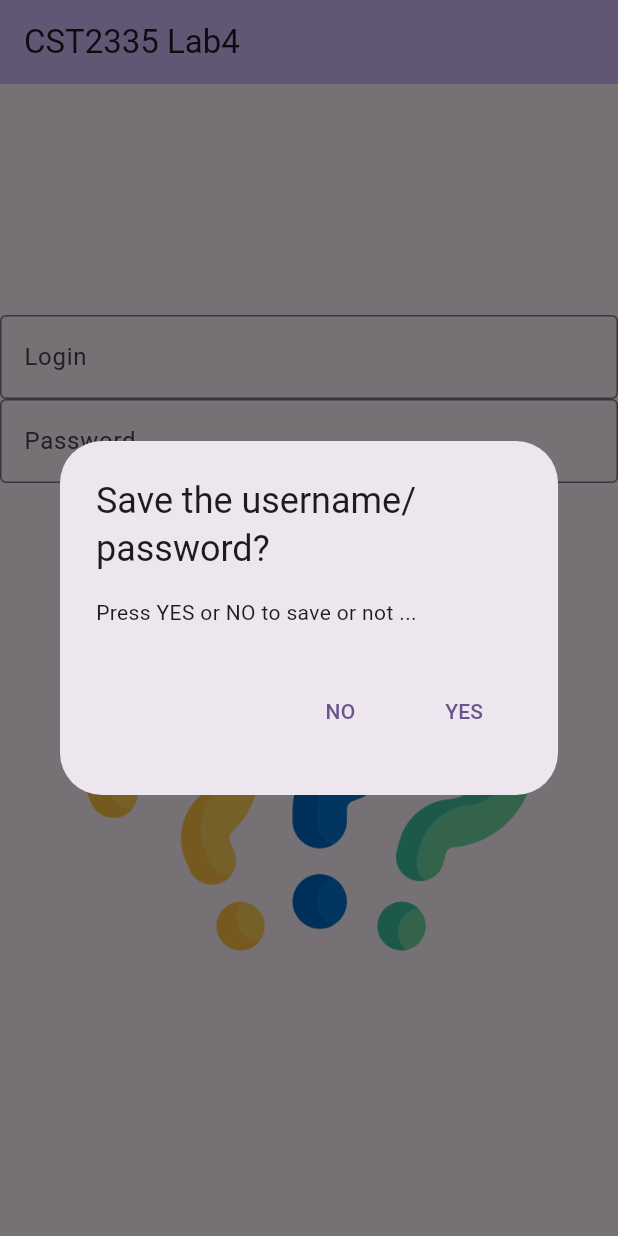
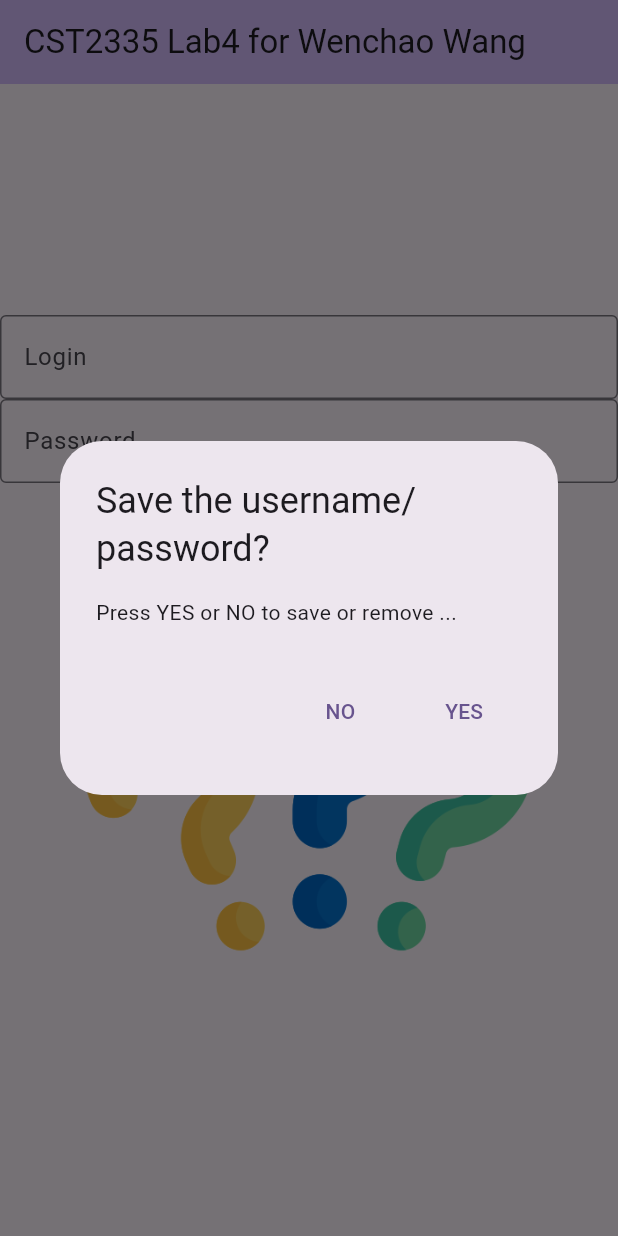
Before and after one commit to wang0mao/cst2335_lab2, a Flutter app: the screen it shows after launch, after a tap on "Login", on a phone screen of 412 x 824 dp. Run offline on Flutter 3.47's test engine with Material 3 defaults, Android fonts, the phone set to English and light mode, and no system bars; our stand-ins replace shared_preferences; missing offline and left inert: encrypted_shared_preferences.

Commit message:
lab4: changed snackbar info and title for the project

```diff
--- a/lib/main.dart
+++ b/lib/main.dart
@@ -13,13 +13,13 @@ class MyApp extends StatelessWidget {
   @override
   Widget build(BuildContext context) {
     return MaterialApp(
-      title: 'Lab4 Demo',
+      title: 'Lab4 Demo _ Wenchao Wang',
       theme: ThemeData(
         colorScheme: ColorScheme.fromSeed(seedColor: Colors.deepPurple),
         useMaterial3: true,
       ),
       debugShowCheckedModeBanner: false,
-      home: const MyHomePage(title: 'CST2335 Lab4'),
+      home: const MyHomePage(title: 'CST2335 Lab4 for Wenchao Wang'),
     );
   }
 }
@@ -59,7 +59,7 @@ class _MyHomePageState extends State<MyHomePage> {
   //function to change the images;
   void changeImage() {
     setState(() {
-      if (_controllerPass.value.text == "QWERTY123"){
+      if (_controllerPass.value.text == "123"){
         _currentImage = "images/idea.png";
       } else if (_controllerPass.value.text == ""){
         _currentImage = "images/question-mark.png";
@@ -79,7 +79,7 @@ class _MyHomePageState extends State<MyHomePage> {
       _controllerLogin.text = username;
       _controllerPass.text = password;
       var snackBar = SnackBar(
-        content: Text('Username Loaded: $username'),
+        content: Text('Credential Loaded: Login:$username, Password:$password'),
         //duration: Duration(seconds: 3),
         action: SnackBarAction(label: 'Undo',
             onPressed: (){
@@ -99,7 +99,7 @@ class _MyHomePageState extends State<MyHomePage> {
       prefs1.setString('username', _controllerLogin.value.text);
       prefs1.setString('password', _controllerPass.value.text);
       var snackBar = SnackBar(
-        content: Text('username/password saved'),
+        content: Text('Credentials saved'),
         duration: Duration(seconds: 3),
       );
       ScaffoldMessenger.of(context).showSnackBar(snackBar);
@@ -123,14 +123,14 @@ class _MyHomePageState extends State<MyHomePage> {
       _controllerLogin.text = '';
       _controllerPass.text = '';
     });
-    var snackBar = SnackBar(content: Text('username/password has been removed.'));
+    var snackBar = SnackBar(content: Text('Credentials have been removed.'));
     ScaffoldMessenger.of(context).showSnackBar(snackBar);
   }
 
   AlertDialog displayDialog(BuildContext context) {
     return AlertDialog(
       title: const Text('Save the username/password?'),
-      content: const Text('Press YES or NO to save or not ...'),
+      content: const Text('Press YES or NO to save or remove ...'),
       actions: <Widget>[
         TextButton(
           onPressed: () {
```
